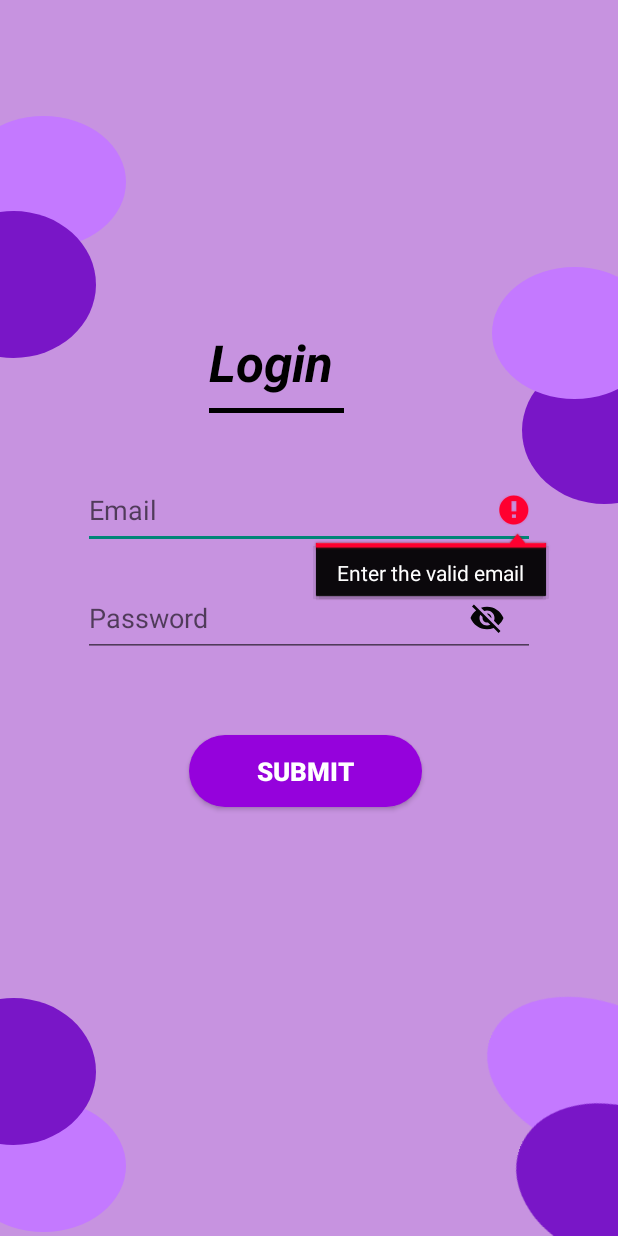
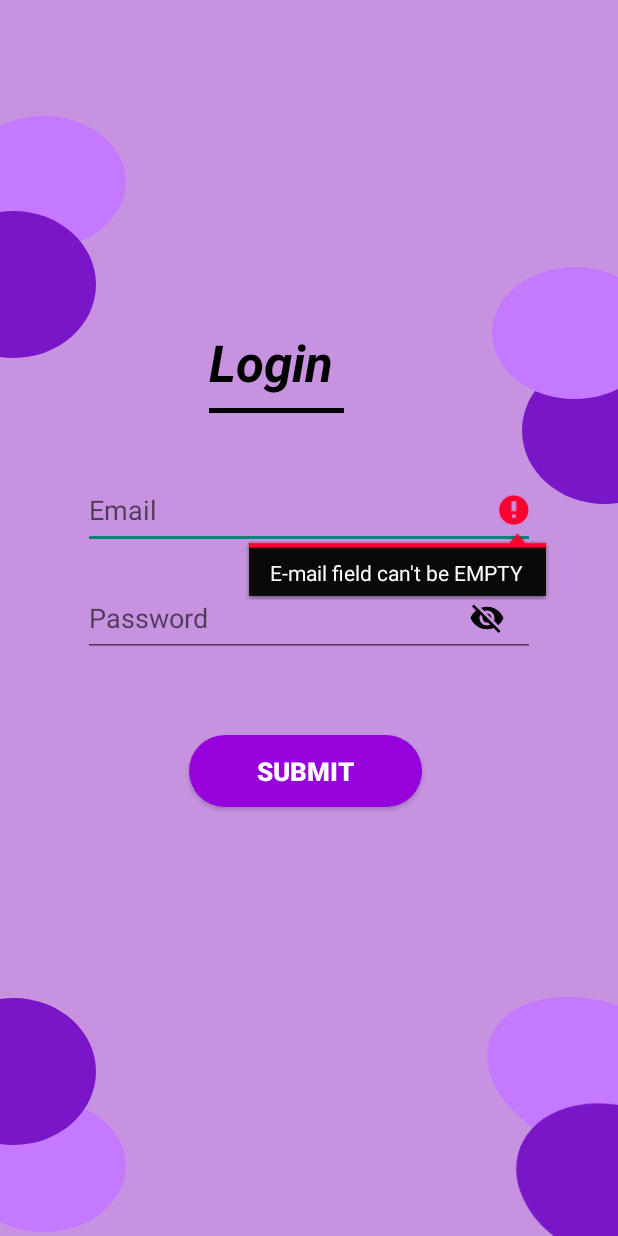
Before and after one commit to ankit20027/EventHUB, an Android app: the CoordLoginActivity screen opened directly, with no data from a screen before it, after a tap on "SUBMIT", on a phone screen of 412 x 824 dp. Run offline under Robolectric (Android 15) with nearby library versions, the phone set to English and light mode, and no system bars; our stand-ins replace Firebase (no records; nobody signed in at launch, a user with empty details on screens opened directly).

Commit message:
Resolved: 1. Mixing Student and Coordinate login ids. 2. Proper error showcasing at the login page. 3. Trimming Ids for the login to exclude spaces. 4. Defined a data base for the coordinator inside the loginPage itself.

```diff
--- a/app/src/main/java/com/example/eventhub/CoordLoginActivity.java
+++ b/app/src/main/java/com/example/eventhub/CoordLoginActivity.java
@@ -14,36 +14,60 @@ import android.widget.EditText;
 import android.widget.Toast;
 
 import com.google.firebase.auth.FirebaseAuth;
+
+import java.util.ArrayList;
+
 public class CoordLoginActivity extends AppCompatActivity {
     Button submitButton;
     EditText emailTxt,passwdTxt;
     FirebaseAuth auth;
     boolean passwordVisible;
+
+    ArrayList<String> coordinatorList;
     @Override
     protected void onCreate(Bundle savedInstanceState) {
         super.onCreate(savedInstanceState);
         setContentView(R.layout.activity_coord_login);
+        coordinatorList= new ArrayList<>();
+        coordinatorList.add("byld@iiitd.club");
+        coordinatorList.add("acm@iiitd.club");
+        coordinatorList.add("designhub@iiitd.club");
+        coordinatorList.add("evariste@iiitd.club");
+        coordinatorList.add("biobytes@iiitd.club");
+        coordinatorList.add("cyborg@iiitd.club");
+        coordinatorList.add("owasp@iiitd.club");
+        coordinatorList.add("darkcode@iiitd.club");
+        coordinatorList.add("foobar@iiitd.club");
+        coordinatorList.add("ieee@iiitd.club");
+        coordinatorList.add("leanin@iiitd.club");
+        coordinatorList.add("electroholics@iiitd.club");
+        coordinatorList.add("muse@iiitd.club");
+        coordinatorList.add("finnexia@iiitd.club");
+        coordinatorList.add("girlup@iiitd.club");
+        coordinatorList.add("madtoes@iiitd.club");
+        coordinatorList.add("tasveer@iiitd.club");
+        coordinatorList.add("tasveer@iiitd.club");
         submitButton = findViewById(R.id.submitButton);
         auth = FirebaseAuth.getInstance();
         emailTxt = findViewById(R.id.emailText);
         passwdTxt = findViewById(R.id.passwordText);
         submitButton.setOnClickListener(view -> {
-            String email = emailTxt.getText().toString(), passwd = passwdTxt.getText().toString();
+            String email = emailTxt.getText().toString().trim(), passwd = passwdTxt.getText().toString();
             if (email.isEmpty()) {
-                emailTxt.setError("Enter the valid email");
+                emailTxt.setError("E-mail field can't be EMPTY");
                 emailTxt.requestFocus();
             } else if (passwd.length()<6) {
-                passwdTxt.setError("Enter password longer than 6 chars");
+                passwdTxt.setError("Enter password longer than 5 chars");
                 passwdTxt.requestFocus();
             } else {
                 auth.signInWithEmailAndPassword(email,passwd).addOnCompleteListener(this, task-> {
-                    if (task.isSuccessful()) {
+                    if (task.isSuccessful() & coordinatorList.contains(email)) {
                         Intent i = new Intent(this,RegisterEventActivity.class);
                         i.putExtra("clubName", (email.split("@")[0]).toLowerCase());
                         startActivity(i);
                     } else {
                         // make user already exist error prompt
-                        emailTxt.setError("Enter the valid email");
+                        emailTxt.setError("Invalid Credentials");
                         emailTxt.requestFocus();
                     }
                 });
```
Also changed, not shown: app/src/main/java/com/example/eventhub/LoginActivity.java (+4 -4 lines), 1 other file.
